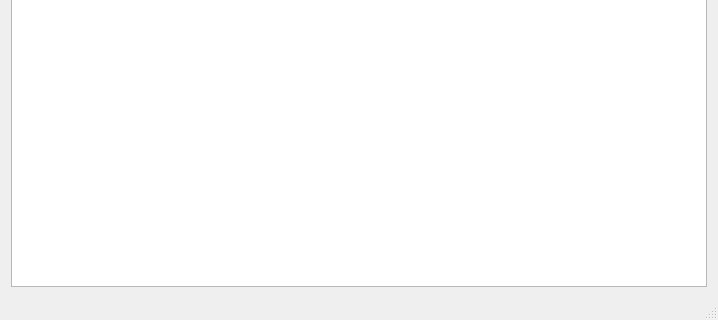
This is tmChatEric/mainwindow.ui in miiisch/TM2011C1.4 as Qt 5 draws it before an edit; both pictures show x 0 to 718 and y 290 to 610 of the 718 by 610 pixel window. The edited form follows.
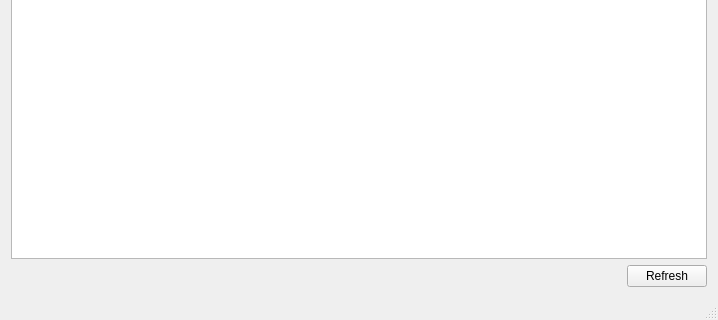
This is the edited form.

Commit message: refresh server list button added

Patch:
```diff
--- a/tmChatEric/mainwindow.ui
+++ b/tmChatEric/mainwindow.ui
@@ -20,8 +20,8 @@
    <string>MainWindow</string>
   </property>
   <widget class="QWidget" name="centralWidget">
-   <layout class="QGridLayout" name="gridLayout">
-    <item row="0" column="0">
+   <layout class="QVBoxLayout" name="verticalLayout">
+    <item>
      <widget class="QTableWidget" name="chatRoomTable">
       <property name="maximumSize">
        <size>
@@ -61,6 +61,30 @@
       </column>
      </widget>
     </item>
+    <item>
+     <layout class="QHBoxLayout" name="horizontalLayout">
+      <item>
+       <spacer name="horizontalSpacer">
+        <property name="orientation">
+         <enum>Qt::Horizontal</enum>
+        </property>
+        <property name="sizeHint" stdset="0">
+         <size>
+          <width>40</width>
+          <height>20</height>
+         </size>
+        </property>
+       </spacer>
+      </item>
+      <item>
+       <widget class="QPushButton" name="refreshButton">
+        <property name="text">
+         <string>Refresh</string>
+        </property>
+       </widget>
+      </item>
+     </layout>
+    </item>
    </layout>
   </widget>
   <widget class="QMenuBar" name="menuBar">
```
Left out of the diff: 4 changed lines with no effect on the pictures. The commit also changes 6 other files.
